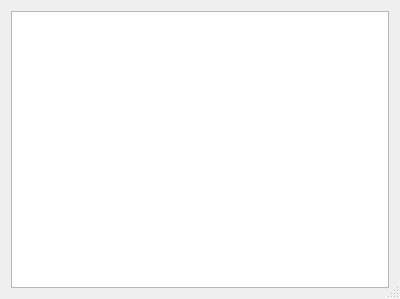
Above: ui/DlgSplits.ui from couteau/qgis_redistricting before the change. Below: the same form after it.
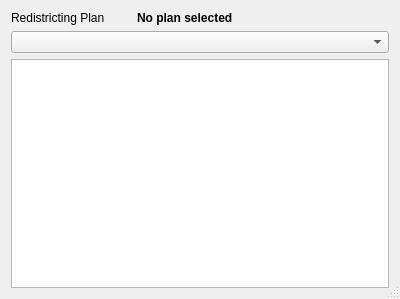
That is the form after the change.

```diff
--- a/ui/DlgSplits.ui
+++ b/ui/DlgSplits.ui
@@ -17,13 +17,58 @@
    <bool>true</bool>
   </property>
   <layout class="QGridLayout" name="gridLayout">
-   <item row="0" column="0">
+   <item row="2" column="0">
     <layout class="QVBoxLayout" name="verticalLayout">
+     <item>
+      <widget class="QComboBox" name="cmbGeography"/>
+     </item>
      <item>
       <widget class="QTreeView" name="tvSplits"/>
      </item>
     </layout>
    </item>
+   <item row="0" column="0">
+    <layout class="QGridLayout" name="gridLayout2">
+     <item row="0" column="0">
+      <widget class="QLabel" name="lblPlanLabel">
+       <property name="minimumSize">
+        <size>
+         <width>120</width>
+         <height>0</height>
+        </size>
+       </property>
+       <property name="text">
+        <string>Redistricting Plan</string>
+       </property>
+      </widget>
+     </item>
+     <item row="0" column="1">
+      <widget class="QLabel" name="lblPlan">
+       <property name="sizePolicy">
+        <sizepolicy hsizetype="MinimumExpanding" vsizetype="Preferred">
+         <horstretch>0</horstretch>
+         <verstretch>0</verstretch>
+        </sizepolicy>
+       </property>
+       <property name="minimumSize">
+        <size>
+         <width>200</width>
+         <height>0</height>
+        </size>
+       </property>
+       <property name="font">
+        <font>
+         <weight>75</weight>
+         <bold>true</bold>
+        </font>
+       </property>
+       <property name="text">
+        <string>No plan selected</string>
+       </property>
+      </widget>
+     </item>
+    </layout>
+   </item>
   </layout>
  </widget>
  <resources/>
```
